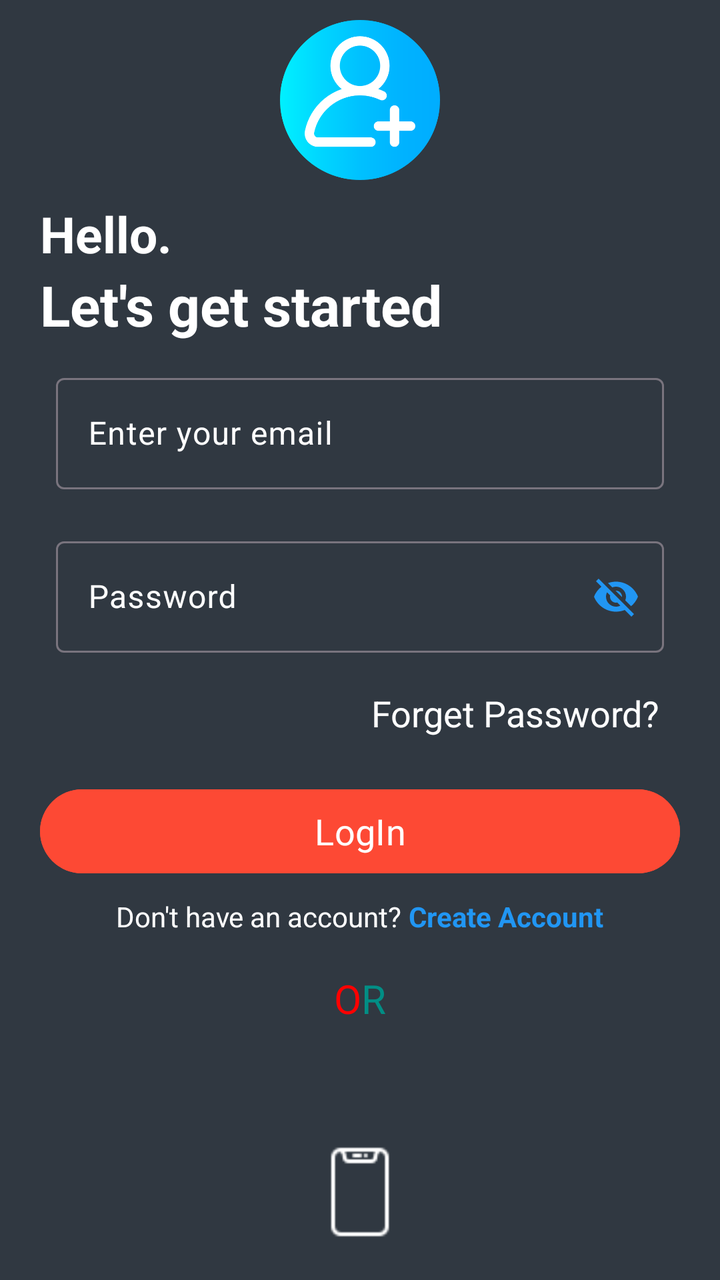
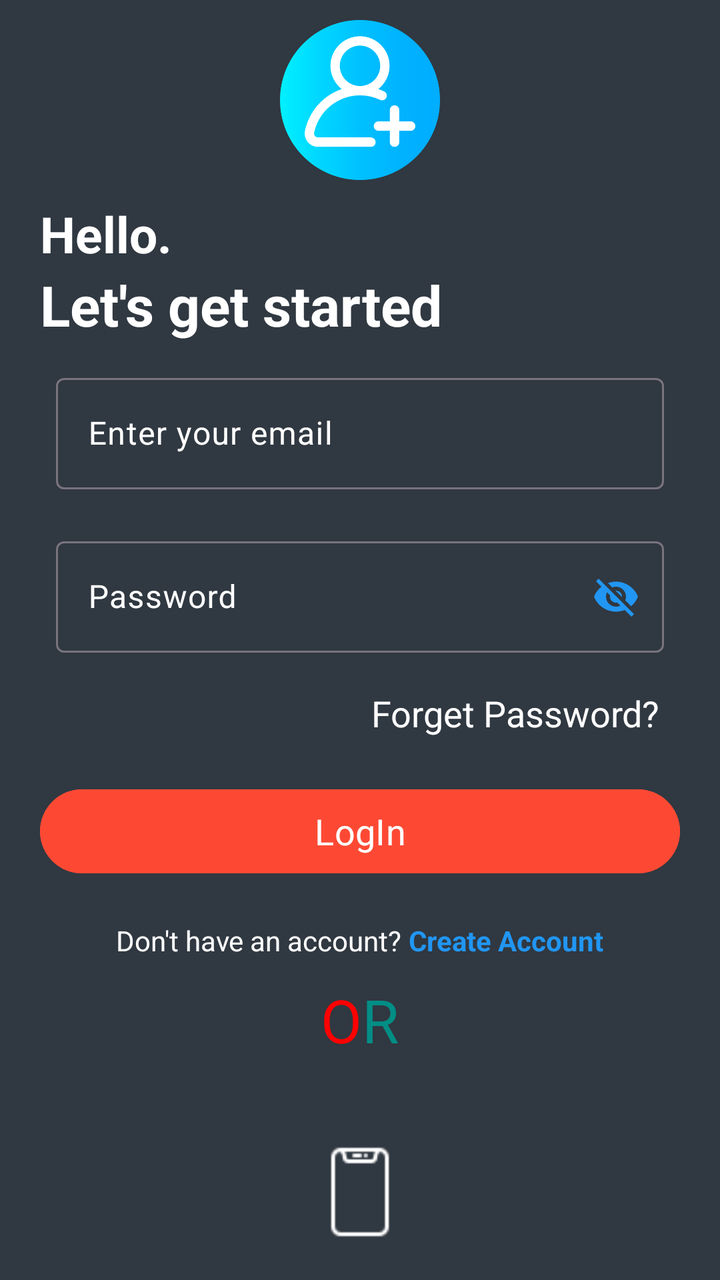

Screens rendered from an Android XML layout before and after an edit, with the pre-edit source and the edit as a unified diff.
<!-- AndroidManifest.xml: application theme Theme.LifePluse -->
<!-- res/layout/activity_sign_in.xml -->
<?xml version="1.0" encoding="utf-8"?>
<RelativeLayout xmlns:android="http://schemas.android.com/apk/res/android"
    xmlns:app="http://schemas.android.com/apk/res-auto"
    xmlns:tools="http://schemas.android.com/tools"
    android:layout_width="match_parent"
    android:layout_height="match_parent"
    android:background="@color/singinsignup_bg"
    tools:context=".activity.SignIn">


    <ImageView
        android:id="@+id/sign_up_icon"
        android:layout_width="80dp"
        android:layout_height="80dp"
        android:layout_centerHorizontal="true"
        android:layout_marginVertical="10dp"
        android:src="@drawable/sign_up" />

    <LinearLayout
        android:id="@+id/hello_text"
        android:layout_width="match_parent"
        android:layout_height="wrap_content"
        android:layout_below="@id/sign_up_icon"
        android:layout_marginLeft="20dp"
        android:layout_marginRight="20dp"
        android:orientation="vertical">

        <TextView
            android:layout_width="match_parent"
            android:layout_height="wrap_content"
            android:text="Hello."
            android:textColor="@color/white"
            android:textSize="25sp"
            android:textStyle="bold" />

        <TextView
            android:layout_width="match_parent"
            android:layout_height="wrap_content"
            android:text="Let's get started"
            android:textColor="@color/white"
            android:textSize="28sp"
            android:textStyle="bold" />

    </LinearLayout>

    <LinearLayout
        android:id="@+id/form_layout"
        android:layout_width="match_parent"
        android:layout_height="wrap_content"
        android:layout_below="@id/hello_text"
        android:layout_marginLeft="20dp"
        android:layout_marginRight="20dp"
        android:orientation="vertical">


        <com.google.android.material.textfield.TextInputLayout
            android:id="@+id/emailinputlayoutId"
            android:layout_width="match_parent"
            android:layout_height="wrap_content"
            android:layout_margin="8dp"
            android:elevation="20dp"
            android:hint="Enter your email"
            android:textColorHint="@color/white"
            app:hintTextAppearance="@style/TextAppearance.AppCompat.Large">

            <com.google.android.material.textfield.TextInputEditText
                android:id="@+id/emailEd"
                android:layout_width="match_parent"
                android:layout_height="wrap_content"
                android:inputType="textPersonName"
                android:textColor="@color/white" />


        </com.google.android.material.textfield.TextInputLayout>


        <com.google.android.material.textfield.TextInputLayout
            android:id="@+id/passwordinputlayoutId"
            android:layout_width="match_parent"
            android:layout_height="wrap_content"
            android:layout_margin="8dp"
            android:elevation="20dp"
            android:hint="Password"
            android:textColorHint="@color/white"
            app:hintTextAppearance="@style/TextAppearance.AppCompat.Large"
            app:passwordToggleEnabled="true"
            app:passwordToggleTint="@color/colorPrimary">

            <com.google.android.material.textfield.TextInputEditText
                android:id="@+id/passwordEd"
                android:layout_width="match_parent"
                android:layout_height="wrap_content"
                android:inputType="textPersonName"
                android:textColor="@color/white" />


        </com.google.android.material.textfield.TextInputLayout>


        <TextView
            android:id="@+id/forgetpasswordId"
            android:layout_width="wrap_content"
            android:layout_height="wrap_content"
            android:layout_gravity="end"
            android:layout_margin="10dp"
            android:text="Forget Password?"
            android:textColor="@color/white"
            android:textSize="18sp" />


        <com.google.android.material.button.MaterialButton
            android:id="@+id/login_btn"
            android:layout_width="match_parent"
            android:layout_height="50dp"
            android:layout_marginTop="12dp"
            android:backgroundTint="@color/blood_splashbg"
            android:fontFamily="@font/aclonica"
            android:text="LogIn"
            android:textColor="@color/white"
            android:textSize="18sp" />

        <ProgressBar
            android:id="@+id/progress_bar"
            android:layout_width="24dp"
            android:layout_height="64dp"
            android:layout_gravity="center"
            android:layout_marginTop="12dp"
            android:visibility="gone" />


    </LinearLayout>

    <LinearLayout
        android:id="@+id/createaccount_txt"
        android:layout_width="match_parent"
        android:layout_height="wrap_content"
        android:layout_below="@id/form_layout"
        android:layout_margin="8dp"
        android:gravity="center"
        android:orientation="horizontal">

        <TextView
            android:layout_width="wrap_content"
            android:layout_height="wrap_content"
            android:text="Don't have an account? "
            android:textColor="@color/white" />

        <TextView
            android:id="@+id/create_account_text_view_btn"
            android:layout_width="wrap_content"
            android:layout_height="wrap_content"
            android:text="Create Account"
            android:textColor="@color/colorPrimary"
            android:textStyle="bold" />

    </LinearLayout>


    <LinearLayout
        android:layout_width="match_parent"
        android:layout_height="wrap_content"
        android:layout_below="@id/createaccount_txt"
        android:layout_marginTop="10dp"
        android:gravity="center_horizontal"
        android:orientation="horizontal">


        <TextView
            android:layout_width="wrap_content"
            android:layout_height="wrap_content"
            android:fontFamily="@font/aclonica"
            android:text="O"
            android:textColor="@color/red"
            android:textSize="20sp" />

        <TextView
            android:layout_width="wrap_content"
            android:layout_height="wrap_content"
            android:fontFamily="@font/aclonica"
            android:text="R"
            android:textColor="@color/status_bar"
            android:textSize="20sp" />


    </LinearLayout>


    <LinearLayout
        android:id="@+id/socialicons"
        android:layout_width="match_parent"
        android:layout_height="wrap_content"
        android:layout_alignParentBottom="true"
        android:gravity="center">


        <ImageView
            android:layout_width="48dp"
            android:layout_height="48dp"
            android:layout_margin="20dp"
            android:src="@drawable/google"
            android:visibility="invisible" />

        <ImageView
            android:layout_width="48dp"
            android:layout_height="48dp"
            android:layout_margin="20dp"
            android:src="@drawable/mobile_icon"
            app:tint="@color/white" />

        <ImageView
            android:layout_width="48dp"
            android:layout_height="48dp"
            android:layout_margin="20dp"
            android:src="@drawable/twitter"
            android:visibility="invisible" />

    </LinearLayout>


</RelativeLayout>
<!-- resources referenced by this layout -->
<resources>
  <color name="blood_splashbg">#FD4934</color>
  <color name="colorPrimary">#2196F3</color>
  <color name="red">#FF0000</color>
  <color name="singinsignup_bg">#303841</color>
  <color name="status_bar">#018E85</color>
  <color name="white">#FFFFFFFF</color>
  <!-- drawable google: png bitmap (drawable, 14737 bytes) -->
  <!-- drawable mobile_icon: png bitmap (drawable, 431 bytes) -->
  <!-- drawable sign_up: png bitmap (drawable, 23205 bytes) -->
  <!-- drawable twitter: png bitmap (drawable, 12818 bytes) -->
  <style name="Theme.LifePluse" parent="Base.Theme.LifePluse" />
  <style name="Base.Theme.LifePluse" parent="Theme.Material3.DayNight.NoActionBar">
          
  
          <item name="android:windowIsTranslucent">true</item>
  
          <item name="colorPrimary">@color/status_bar</item>
      </style>
</resources>

<!-- the commit's change to res/layout/activity_sign_in.xml (unified diff, before → after) -->
@@ -135,7 +135,7 @@
         android:layout_width="match_parent"
         android:layout_height="wrap_content"
         android:layout_below="@id/form_layout"
-        android:layout_margin="8dp"
+        android:layout_marginTop="20dp"
         android:gravity="center"
         android:orientation="horizontal">
 
@@ -168,18 +168,18 @@
         <TextView
             android:layout_width="wrap_content"
             android:layout_height="wrap_content"
-            android:fontFamily="@font/aclonica"
+            android:fontFamily="@font/autour_one"
             android:text="O"
             android:textColor="@color/red"
-            android:textSize="20sp" />
-
-        <TextView
-            android:layout_width="wrap_content"
-            android:layout_height="wrap_content"
-            android:fontFamily="@font/aclonica"
+            android:textSize="30sp" />
+
+        <TextView
+            android:layout_width="wrap_content"
+            android:layout_height="wrap_content"
+            android:fontFamily="@font/alfa_slab_one"
             android:text="R"
             android:textColor="@color/status_bar"
-            android:textSize="20sp" />
+            android:textSize="30sp" />
 
 
     </LinearLayout>
@@ -201,6 +201,7 @@
             android:visibility="invisible" />
 
         <ImageView
+            android:id="@+id/phone_login_btn"
             android:layout_width="48dp"
             android:layout_height="48dp"
             android:layout_margin="20dp"
